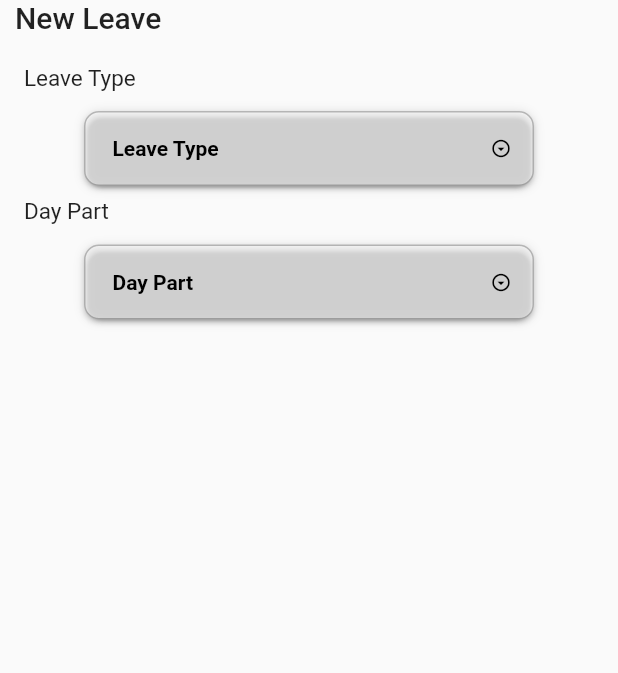
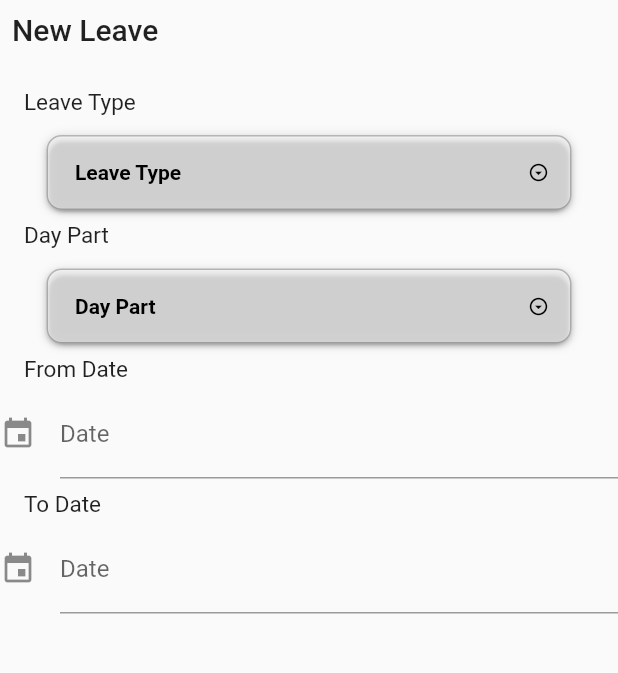
Before and after one commit to funky-dev99/Attendance-System, a Flutter app: the Leave screen opened directly, on a phone screen of 412 x 824 dp, the part 84-757 px from its top. Run offline on Flutter 3.47's test engine with Material 2 defaults, Android fonts, the phone set to English and light mode, and no system bars; drawn by our look-alikes of date_time_picker, dropdown_button2; our stand-ins replace hexcolor; missing offline and left inert: qr_code_scanner.

Commit message:
date picker

```diff
--- a/attendance_system/lib/pages/leave.dart
+++ b/attendance_system/lib/pages/leave.dart
@@ -1,12 +1,38 @@
+import 'package:date_time_picker/date_time_picker.dart';
 import 'package:dropdown_button2/dropdown_button2.dart';
 import 'package:flutter/material.dart';
 import 'home_page.dart';
 
+// void main() => runApp(MyApp());
+
+// class MyApp extends StatefulWidget {
+//   @override
+//   State<MyApp> createState() => _MyAppState();
+// }
+//
+// class _MyAppState extends State<MyApp> {
+//   @override
+//   Widget build(BuildContext context) {
+//     Localization(
+//       delegates: [
+//         GlobalMaterialLocalizations.delegate,
+//         GlobalWidgetsLocalizations.delegate,
+//       ],
+//       child: MaterialApp(
+//         // Your app's properties and configuration,
+//       ),
+//     );
+//
+//   }
+//
+//   void Localization({List<LocalizationsDelegate<Object>> delegates, MaterialApp child}) {}
+// }
 class Leave extends StatelessWidget {
   Leave({Key key}) : super(key: key);
   void setState(Null Function() param0) {}
 
-  final List<String> items = [
+  String selectedValue1;
+  List<String> items = [
     'Vacation',
     'Sick',
     'Holiday',
@@ -14,15 +40,18 @@ class Leave extends StatelessWidget {
 
 
   ];
-  // String selectedValue;
-   final List<String> day_part = [
+  String selectedValue;
+  List<String> day_part = [
     'Full Day',
     'Half Day',
 
   ];
-   String selectedValue;
+
   @override
   Widget build(BuildContext context) {
+    var _controller3;
+    String _valueChanged3;
+    String _valueSaved3;
     return Scaffold(
       appBar: AppBar(
         backgroundColor: Colors.white,
@@ -44,7 +73,7 @@ class Leave extends StatelessWidget {
           Row(
             children: [
               Container(
-                padding: const EdgeInsets.only(left: 10.0),
+                padding: const EdgeInsets.all(8.0),
                 child: const Text("New Leave",
                   style: TextStyle(
                     fontSize: 20.0,
@@ -55,6 +84,7 @@ class Leave extends StatelessWidget {
           ),
           const SizedBox(height: 20,),
 
+          //leave type
           Row(
             children: const [
               Padding(padding: EdgeInsets.all(8.0)),
@@ -75,11 +105,6 @@ class Leave extends StatelessWidget {
                 isExpanded: true,
                 hint:  Row(
                   children: const [
-                    // Icon(
-                    //   Icons.list,
-                    //   size: 16,
-                    //   color: Colors.black,
-                    // ),
                     SizedBox(
                       width: 4,
                     ),
@@ -99,6 +124,10 @@ class Leave extends StatelessWidget {
                 items: items
                     .map((item) => DropdownMenuItem<String>(
                   value: item,
+                  child: InkWell(
+                    onTap: (){
+                      selectedValue1 = item;
+                    },
                     child: Text(
                       item,
                       style:  const TextStyle(
@@ -107,6 +136,7 @@ class Leave extends StatelessWidget {
                         color: Colors.black,
                       ),
                       overflow: TextOverflow.ellipsis,
+                    ),
                   ),
                 ))
                     .toList(),
@@ -118,7 +148,7 @@ class Leave extends StatelessWidget {
                 },
                 buttonStyleData: ButtonStyleData(
                   height: 50,
-                  width: 300,
+                  width: 350,
                   padding: const EdgeInsets.only(left: 14, right: 14),
                   decoration: BoxDecoration(
                     borderRadius: BorderRadius.circular(10),
@@ -139,14 +169,14 @@ class Leave extends StatelessWidget {
                 ),
                 dropdownStyleData: DropdownStyleData(
                   maxHeight: 200,
-                  width: 200,
+                  width: 300,
                   padding: null,
                   decoration: BoxDecoration(
                     borderRadius: BorderRadius.circular(14),
-                    color: Colors.white54,
+                    color: Colors.white70,
                   ),
                   elevation: 8,
-                  offset: const Offset(-20, 0),
+                  offset: const Offset(50, 0),
                   scrollbarTheme: ScrollbarThemeData(
                     radius: const Radius.circular(40),
                     thickness: MaterialStateProperty.all<double>(6),
@@ -161,6 +191,7 @@ class Leave extends StatelessWidget {
             ),
           ),
 
+          //day part
           Row(
             children: const [
               Padding(padding: EdgeInsets.all(8.0)),
@@ -181,11 +212,6 @@ class Leave extends StatelessWidget {
                 isExpanded: true,
                 hint:  Row(
                   children: const [
-                    // Icon(
-                    //   Icons.list,
-                    //   size: 16,
-                    //   color: Colors.black,
-                    // ),
                     SizedBox(
                       width: 4,
                     ),
@@ -224,7 +250,7 @@ class Leave extends StatelessWidget {
                 },
                 buttonStyleData: ButtonStyleData(
                   height: 50,
-                  width: 300,
+                  width: 350,
                   padding: const EdgeInsets.only(left: 14, right: 14),
                   decoration: BoxDecoration(
                     borderRadius: BorderRadius.circular(10),
@@ -245,14 +271,14 @@ class Leave extends StatelessWidget {
                 ),
                 dropdownStyleData: DropdownStyleData(
                   maxHeight: 200,
-                  width: 200,
+                  width: 300,
                   padding: null,
                   decoration: BoxDecoration(
                     borderRadius: BorderRadius.circular(14),
                     color: Colors.white54,
                   ),
                   elevation: 8,
-                  offset: const Offset(-20, 0),
+                  offset: const Offset(50, 0),
                   scrollbarTheme: ScrollbarThemeData(
                     radius: const Radius.circular(40),
                     thickness: MaterialStateProperty.all<double>(6),
@@ -268,21 +294,80 @@ class Leave extends StatelessWidget {
           ),
 
 
+          //select from date
+          Row(
+            children: const [
+              Padding(padding: EdgeInsets.all(8.0)),
+              Text("From Date",
+                style: TextStyle(
+                  fontSize: 15.0,
+                ),),
+            ],
+          ),
+          const SizedBox(
+              height: 5.0
+          ),
+          DateTimePicker(
+            type: DateTimePickerType.date,
+            //dateMask: 'yyyy/MM/dd',
+            controller: _controller3,
+            //initialValue: _initialValue,
+
+            firstDate: DateTime(2000),
+            lastDate: DateTime(2100),
+            icon: Icon(Icons.event),
+            dateLabelText: 'Date',
+            locale: Locale('pt', 'BR'),
+            onChanged: (val) => setState(() => _valueChanged3 = val),
+            validator: (val) {
+              String _valueToValidate3;
+              setState(() => _valueToValidate3 = val ?? '');
+              return null;
+            },
+            onSaved: (val) => setState(() => _valueSaved3 = val ?? ''),
+          ),
 
 
+          const SizedBox(
+              height: 8.0
+          ),
 
-
-
-          // Text("Leave Type",
-          //   style: TextStyle(
-          //     fontSize: 15.0,
-          //   ),),
-
-
+          Row(
+            children: const [
+              Padding(padding: EdgeInsets.all(8.0)),
+              Text("To Date",
+                style: TextStyle(
+                  fontSize: 15.0,
+                ),),
+            ],
+          ),
+          const SizedBox(
+              height: 5.0
+          ),
+          DateTimePicker(
+            type: DateTimePickerType.date,
+            //dateMask: 'yyyy/MM/dd',
+            controller: _controller3,
+            //initialValue: _initialValue,
+            firstDate: DateTime(2000),
+            lastDate: DateTime(2100),
+            icon: const Icon(Icons.event),
+            dateLabelText: 'Date',
+            locale: Locale('pt', 'BR'),
+            onChanged: (val) => setState(() => _valueChanged3 = val),
+            validator: (val) {
+              String _valueToValidate3;
+              setState(() => _valueToValidate3 = val ?? '');
+              return null;
+            },
+            onSaved: (val) => setState(() => _valueSaved3 = val ?? ''),
+          ),
 
         ],
       ),
+
     );
+
   }
 
 }
--- a/attendance_system/pubspec.yaml
+++ b/attendance_system/pubspec.yaml
@@ -41,6 +41,7 @@ dependencies:
   hexcolor: ^3.0.1
   dropdown_button2: ^2.1.2
   date_time_picker: ^2.1.0
+  flutter_localization: ^0.1.10
 
 #  mobile_scanner: ^2.1.0
 #  geolocator: ^9.0.2
```
Also changed, not shown: attendance_system/lib/pages/qr_code.dart (+2 -40 lines), attendance_system/pubspec.lock, 5 other files. Lines whose indentation alone changed are shown as unchanged.
